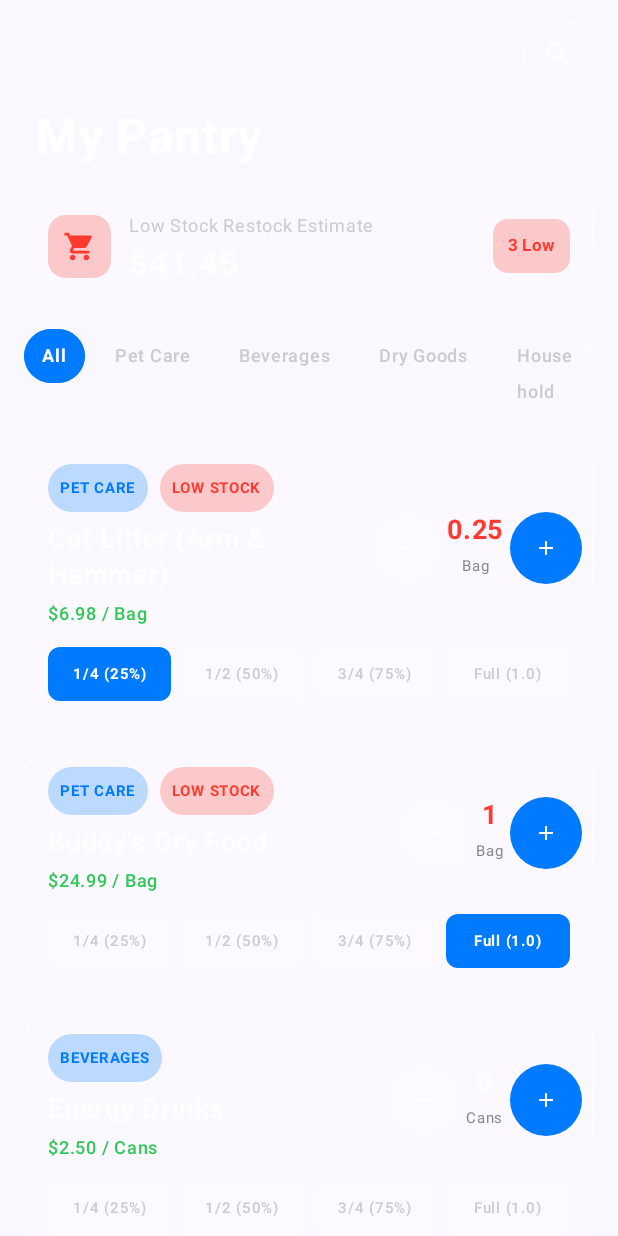
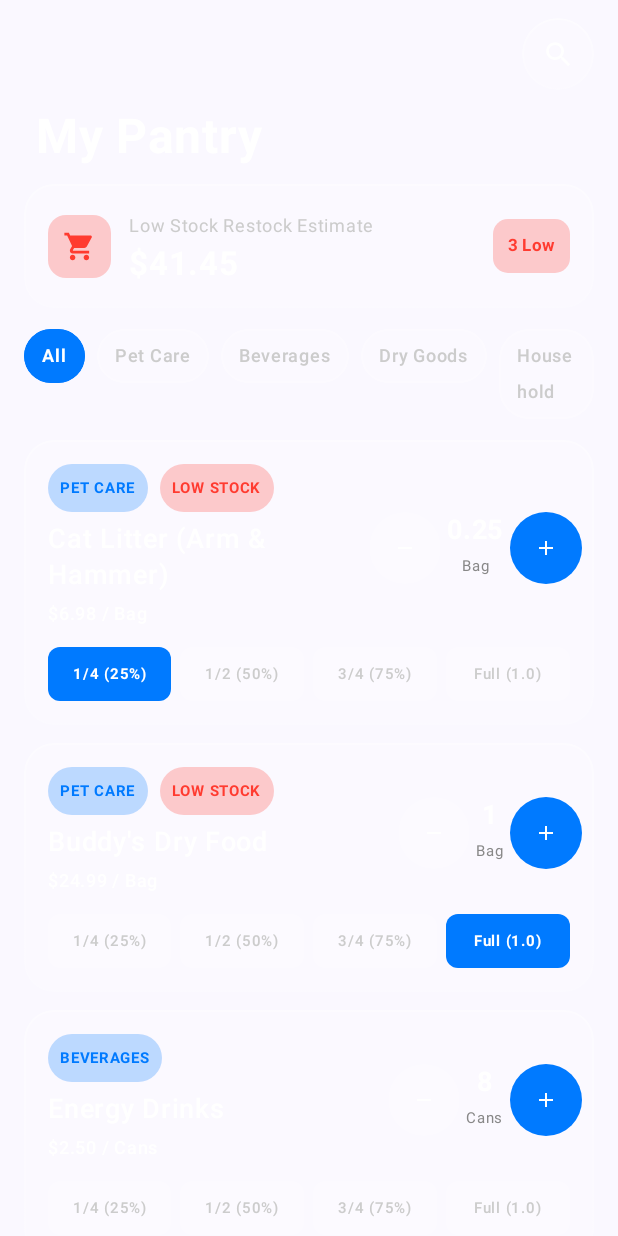
Before and after one commit to T3CKN0G33K/Tasker, an Android app built with Jetpack Compose: the composable PantryScreen shown on its own in the app's theme, on a phone screen of 412 x 824 dp. Run offline under Robolectric (Android 15) with nearby library versions, the light colour scheme and no system bars; our stand-ins replace Firebase (no records; nobody signed in at launch, a user with empty details on screens opened directly).

Commit message:
v1.19 (Build 20): Enhanced Pantry item card typography contrast (high-contrast white price and stock numbers) for optimal legibility across Cyan, Purple, and Default dynamic glass backgrounds

```diff
--- a/app/build.gradle.kts
+++ b/app/build.gradle.kts
@@ -16,8 +16,8 @@ android {
         applicationId = "com.example.tasker"
         minSdk = 26
         targetSdk = 36
-        versionCode = 19
-        versionName = "1.18"
+        versionCode = 20
+        versionName = "1.19"
 
         testInstrumentationRunner = "androidx.test.runner.AndroidJUnitRunner"
 
--- a/app/src/main/java/com/example/pantry/ui/PantryScreen.kt
+++ b/app/src/main/java/com/example/pantry/ui/PantryScreen.kt
@@ -430,7 +430,7 @@ fun PantryItemCard(
                         Spacer(modifier = Modifier.height(2.dp))
                         Text(
                             text = "$${String.format(Locale.US, "%.2f", item.price)} / ${item.unit.take(5)}",
-                            color = Color(0xFF34C759),
+                            color = Color.White,
                             fontSize = 12.sp,
                             fontWeight = FontWeight.SemiBold
                         )
@@ -454,7 +454,7 @@ fun PantryItemCard(
                     Column(horizontalAlignment = Alignment.CenterHorizontally) {
                         Text(
                             text = formattedQty,
-                            color = if (isLowStock) Color(0xFFFF3B30) else textMain,
+                            color = Color.White,
                             fontSize = 18.sp,
                             fontWeight = FontWeight.Bold
                         )
```
